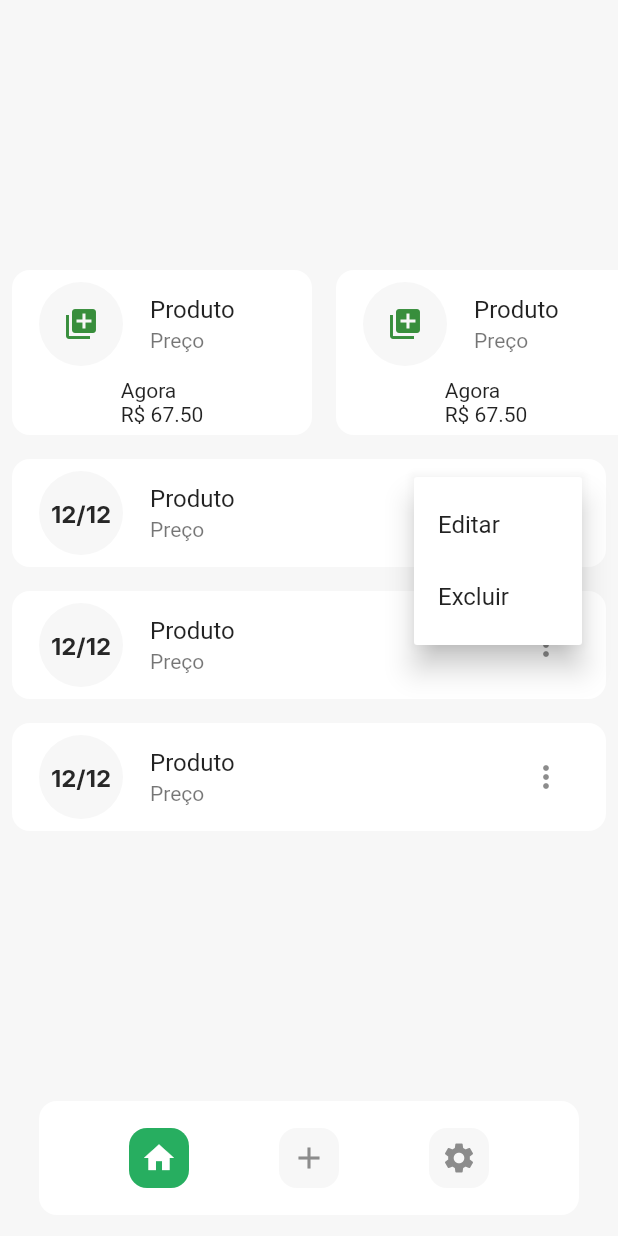
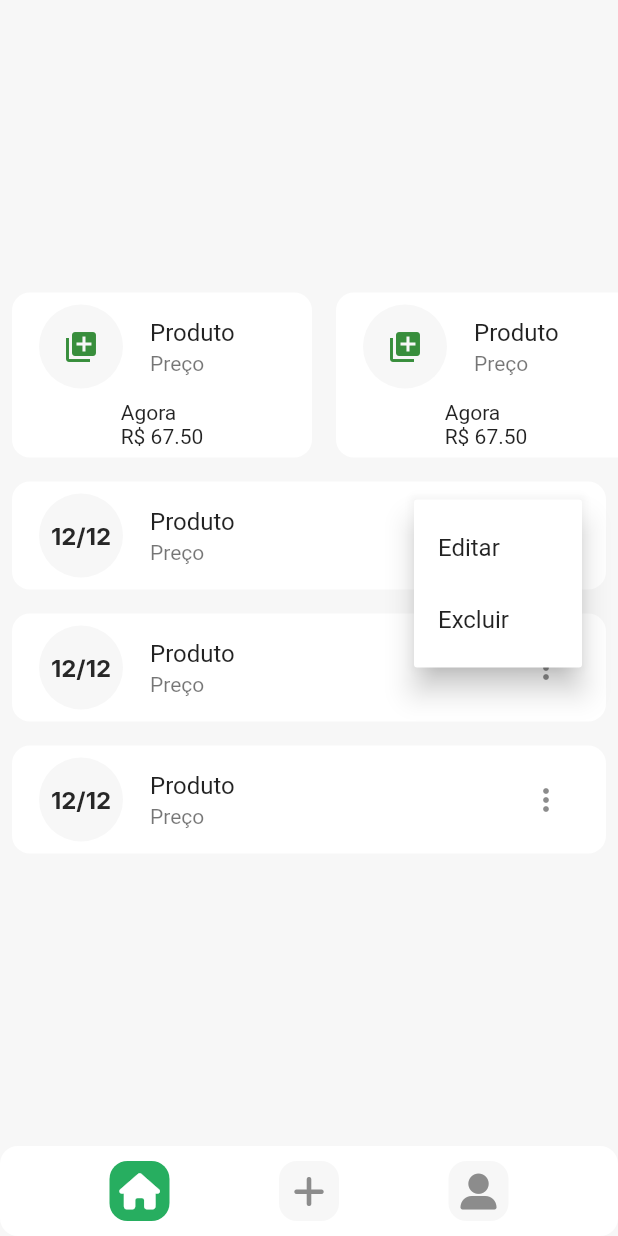
Before and after one commit to JFmaia/FlutterRace_1, a Flutter app: the HomePage screen opened directly with empty values, after a tap on the "more vert" icon, on a phone screen of 412 x 824 dp. Run offline on Flutter 3.47's test engine with Material 2 defaults, Android fonts, the phone set to English and light mode, and no system bars; our stand-ins replace font_awesome_flutter, google_fonts, supabase, validators; accounts and stored records are empty.

Commit message:
Ajustando tamanho e mudando icons.

```diff
--- a/tacaro/lib/shared/widgets/bottom_navigator/app_bottom_navigator.dart
+++ b/tacaro/lib/shared/widgets/bottom_navigator/app_bottom_navigator.dart
@@ -1,4 +1,5 @@
 import 'package:flutter/material.dart';
+import 'package:font_awesome_flutter/font_awesome_flutter.dart';
 import 'package:tacaro/shared/theme/app_theme.dart';
 import 'package:tacaro/shared/widgets/icon_buttom_navigator/icon_buttom_navigator.dart';
 
@@ -13,10 +14,8 @@ class AppBottomNavigator extends StatelessWidget {
 
   @override
   Widget build(BuildContext context) {
-    return Padding(
-      padding: const EdgeInsets.only(right: 26, left: 26, bottom: 14),
-      child: Container(
-        height: 76,
+    return Container(
+      height: 60,
       decoration: BoxDecoration(
         color: AppTheme.colors.textEnabled,
         borderRadius: BorderRadius.circular(12),
@@ -25,21 +24,21 @@ class AppBottomNavigator extends StatelessWidget {
         mainAxisAlignment: MainAxisAlignment.spaceEvenly,
         children: [
           IconButtomNavigator(
-              icon: Icons.home,
+            icon: FontAwesomeIcons.home,
             onTap: () {
               onChanged(0);
             },
             enabled: currentIndex == 0,
           ),
           IconButtomNavigator(
-              icon: Icons.add,
+            icon: FontAwesomeIcons.plus,
             onTap: () {
-                onChanged(1);
+              onChanged(3);
             },
-              enabled: currentIndex == 1,
+            enabled: false,
           ),
           IconButtomNavigator(
-              icon: Icons.settings,
+            icon: FontAwesomeIcons.userAlt,
             onTap: () {
               onChanged(2);
             },
@@ -47,7 +46,6 @@ class AppBottomNavigator extends StatelessWidget {
           ),
         ],
       ),
-      ),
     );
   }
 }
```
Lines whose indentation alone changed are shown as unchanged.
